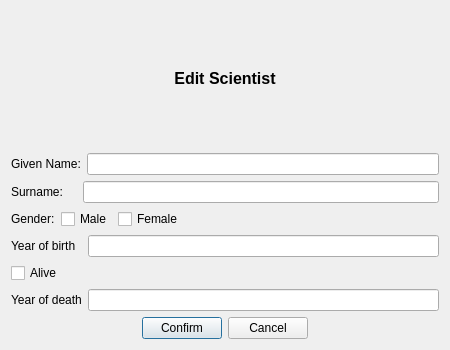
Old version of the form Vika3nytt/dialogeditsci.ui in the repository sabbisun/Vika3nytt.
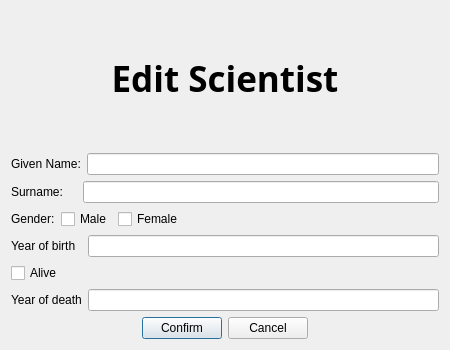
New version of the form.

```diff
--- a/Vika3nytt/dialogeditsci.ui
+++ b/Vika3nytt/dialogeditsci.ui
@@ -16,8 +16,13 @@
   <layout class="QVBoxLayout" name="verticalLayout_2">
    <item>
     <widget class="QLabel" name="label_Dialogname">
+     <property name="font">
+      <font>
+       <family>Alien Encounters</family>
+      </font>
+     </property>
      <property name="text">
-      <string>&lt;html&gt;&lt;head/&gt;&lt;body&gt;&lt;p&gt;&lt;span style=&quot; font-size:12pt; font-weight:600;&quot;&gt;Edit Scientist&lt;/span&gt;&lt;/p&gt;&lt;/body&gt;&lt;/html&gt;</string>
+      <string>&lt;html&gt;&lt;head/&gt;&lt;body&gt;&lt;p&gt;&lt;span style=&quot; font-size:26pt; font-weight:600;&quot;&gt;Edit Scientist&lt;/span&gt;&lt;/p&gt;&lt;/body&gt;&lt;/html&gt;</string>
      </property>
      <property name="textFormat">
       <enum>Qt::RichText</enum>
```
